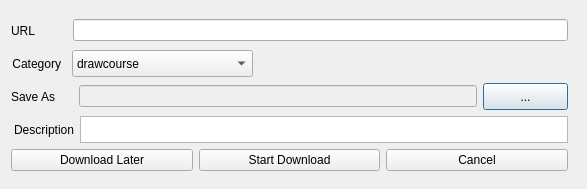
Qt form download/newdownloadinfodialog.ui (whittmy/ManaHelper) before a commit.
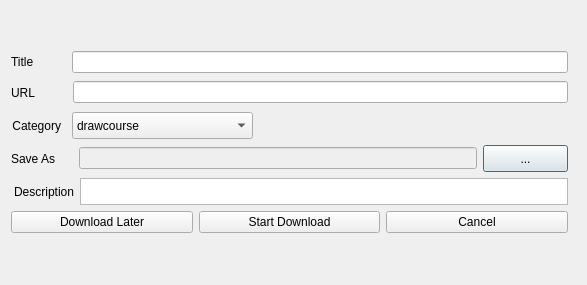
The same form after that commit. Icons and pictures are not drawn.

Diff of the .ui file:
```diff
--- a/download/newdownloadinfodialog.ui
+++ b/download/newdownloadinfodialog.ui
@@ -7,7 +7,7 @@
     <x>0</x>
     <y>0</y>
     <width>587</width>
-    <height>189</height>
+    <height>285</height>
    </rect>
   </property>
   <property name="sizePolicy">
@@ -25,6 +25,36 @@
      <property name="sizeConstraint">
       <enum>QLayout::SetFixedSize</enum>
      </property>
+     <item>
+      <layout class="QHBoxLayout" name="horizontalLayout_6">
+       <item>
+        <widget class="QLabel" name="label_5">
+         <property name="text">
+          <string>Title</string>
+         </property>
+        </widget>
+       </item>
+       <item>
+        <spacer name="horizontalSpacer_4">
+         <property name="orientation">
+          <enum>Qt::Horizontal</enum>
+         </property>
+         <property name="sizeType">
+          <enum>QSizePolicy::Preferred</enum>
+         </property>
+         <property name="sizeHint" stdset="0">
+          <size>
+           <width>32</width>
+           <height>0</height>
+          </size>
+         </property>
+        </spacer>
+       </item>
+       <item>
+        <widget class="QLineEdit" name="_lableTitle"/>
+       </item>
+      </layout>
+     </item>
      <item>
       <layout class="QHBoxLayout" name="horizontalLayout">
        <property name="spacing">
```
